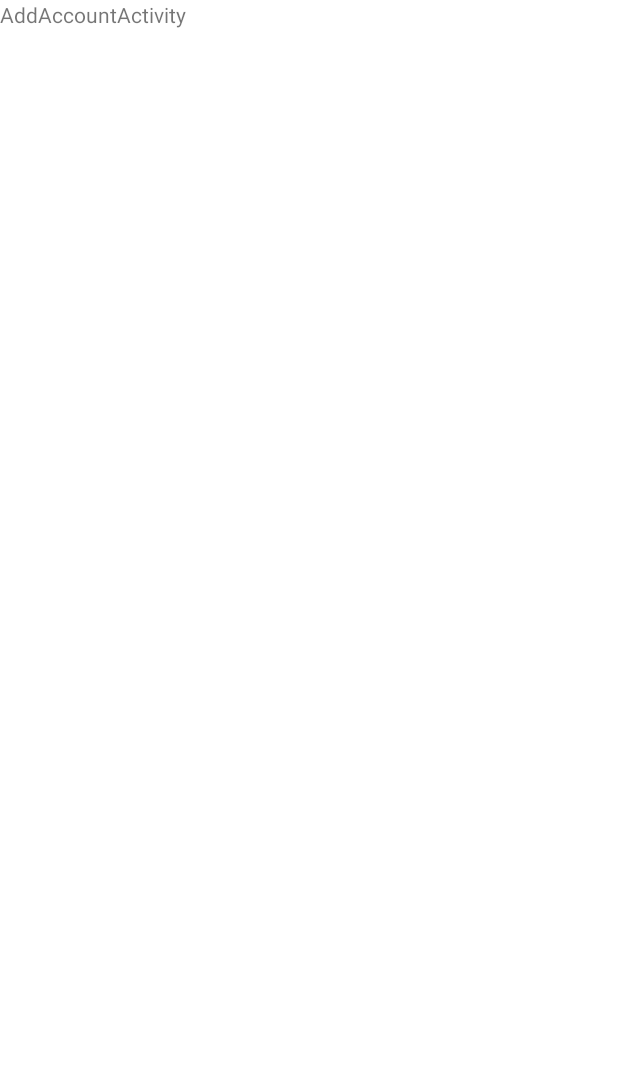
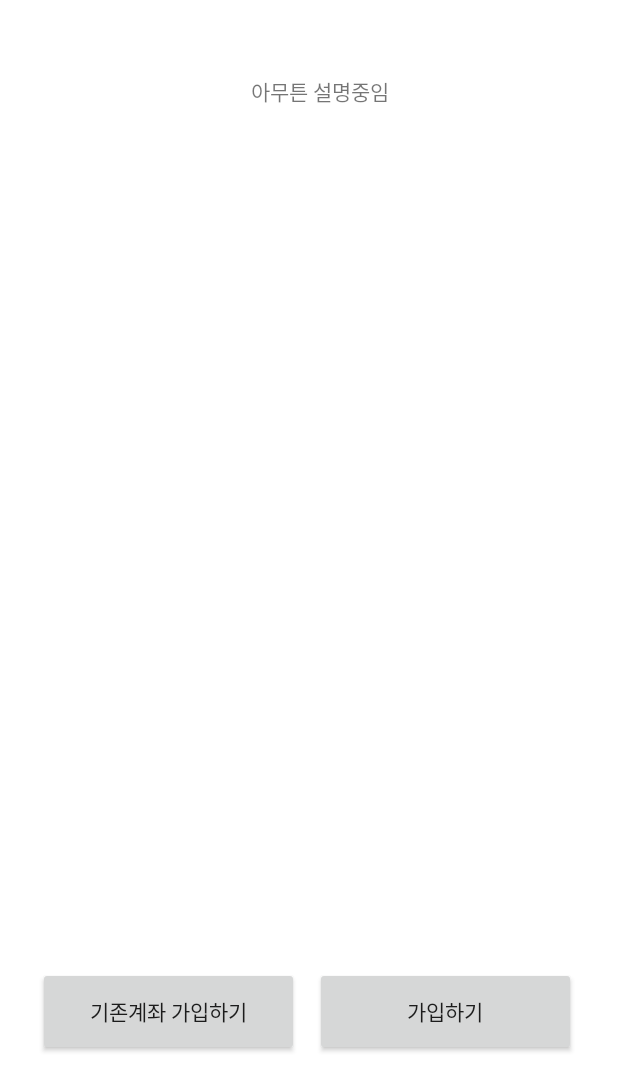
Before and after one commit to sseung416/DgswSol, an Android app: the AddAccountActivity screen opened directly, with no data from a screen before it, on a phone screen of 412 x 824 dp. Before the commit the part shown is almost empty. Shown: the top 1091 px of the screen. Run offline under Robolectric (Android 15) with nearby library versions, the phone set to English and light mode, and no system bars; our stand-ins replace data binding.

Commit message:
[Update] AddAccountFragment

```diff
--- /dev/null
+++ b/presenter/src/main/java/com/example/a2ndproject/view/fragment/AddAccount1Fragment.kt
@@ -0,0 +1,51 @@
+package com.example.a2ndproject.view.fragment
+
+import androidx.lifecycle.ViewModelProvider
+import android.os.Bundle
+import androidx.fragment.app.Fragment
+import android.view.LayoutInflater
+import android.view.View
+import android.view.ViewGroup
+import androidx.databinding.DataBindingUtil
+import androidx.navigation.NavController
+import androidx.navigation.fragment.findNavController
+import com.example.a2ndproject.R
+import com.example.a2ndproject.databinding.AddAccount1FragmentBinding
+
+class AddAccount1Fragment : Fragment() {
+
+    private val navController: NavController by lazy {
+        findNavController()
+    }
+
+    private lateinit var binding: AddAccount1FragmentBinding
+
+    override fun onCreateView(
+        inflater: LayoutInflater, container: ViewGroup?,
+        savedInstanceState: Bundle?
+    ): View? {
+        binding = DataBindingUtil.inflate(inflater, R.layout.add_account1_fragment, container, false)
+
+        return binding.root
+    }
+
+    override fun onViewCreated(view: View, savedInstanceState: Bundle?) {
+        super.onViewCreated(view, savedInstanceState)
+
+        binding.btnRegisterAddAccount1.setOnClickListener {
+            navigateToNewThisAccount()
+        }
+
+        binding.btnConnectAddAccount1.setOnClickListener {
+            navigateToConnectThisAccount()
+        }
+    }
+
+    private fun navigateToConnectThisAccount() {
+        navController.navigate(R.id.action_addAccount1Fragment_to_connectThisAccountFragment)
+    }
+
+    private fun navigateToNewThisAccount() {
+        navController.navigate(R.id.action_addAccount1Fragment_to_newThisAccountFragment)
+    }
+}
--- a/presenter/src/main/res/layout/activity_add_account.xml
+++ b/presenter/src/main/res/layout/activity_add_account.xml
@@ -1,16 +1,18 @@
 <?xml version="1.0" encoding="utf-8"?>
-<androidx.constraintlayout.widget.ConstraintLayout xmlns:android="http://schemas.android.com/apk/res/android"
+<LinearLayout xmlns:android="http://schemas.android.com/apk/res/android"
     xmlns:app="http://schemas.android.com/apk/res-auto"
     xmlns:tools="http://schemas.android.com/tools"
     android:layout_width="match_parent"
     android:layout_height="match_parent"
     tools:context=".view.activity.AddAccountActivity">
 
-    <TextView
-        android:id="@+id/textView"
-        android:layout_width="wrap_content"
-        android:layout_height="wrap_content"
-        android:text="AddAccountActivity"
-        app:layout_constraintStart_toStartOf="parent"
-        app:layout_constraintTop_toTopOf="parent" />
-</androidx.constraintlayout.widget.ConstraintLayout>
+    <androidx.fragment.app.FragmentContainerView
+        android:id="@+id/fragmentContainerView"
+        android:name="androidx.navigation.fragment.NavHostFragment"
+        android:layout_width="409dp"
+        android:layout_height="729dp"
+        app:defaultNavHost="true"
+        app:navGraph="@navigation/nav_graph_add_account"
+        tools:layout_editor_absoluteX="1dp"
+        tools:layout_editor_absoluteY="1dp" />
+</LinearLayout>
--- a/presenter/src/main/res/layout/activity_intro.xml
+++ b/presenter/src/main/res/layout/activity_intro.xml
@@ -17,5 +17,5 @@
         app:layout_constraintHorizontal_bias="1.0"
         app:layout_constraintStart_toStartOf="parent"
         app:layout_constraintTop_toTopOf="parent"
-        app:navGraph="@navigation/nav_intro" />
+        app:navGraph="@navigation/nav_graph_intro" />
 </androidx.constraintlayout.widget.ConstraintLayout>
--- /dev/null
+++ b/presenter/src/main/res/layout/add_account1_fragment.xml
@@ -0,0 +1,51 @@
+<?xml version="1.0" encoding="utf-8"?>
+<layout xmlns:android="http://schemas.android.com/apk/res/android"
+    xmlns:app="http://schemas.android.com/apk/res-auto"
+    xmlns:tools="http://schemas.android.com/tools"
+    tools:context=".view.fragment.AddAccount1Fragment">
+
+    <androidx.constraintlayout.widget.ConstraintLayout
+        android:layout_width="match_parent"
+        android:layout_height="match_parent"
+        android:padding="@dimen/layout_padding">
+
+        <LinearLayout
+            android:layout_width="0dp"
+            android:layout_height="80dp"
+            android:paddingBottom="10dp"
+            android:paddingEnd="10dp"
+            android:paddingStart="10dp"
+            android:orientation="horizontal"
+            app:layout_constraintBottom_toBottomOf="parent"
+            app:layout_constraintEnd_toEndOf="parent"
+            app:layout_constraintStart_toStartOf="parent">
+
+            <androidx.appcompat.widget.AppCompatButton
+                android:id="@+id/btn_connect_add_account_1"
+                android:layout_margin="5dp"
+                android:layout_width="match_parent"
+                android:layout_height="match_parent"
+                android:layout_weight="1"
+                android:text="기존계좌 가입하기" />
+
+            <androidx.appcompat.widget.AppCompatButton
+                android:id="@+id/btn_register_add_account_1"
+                android:layout_margin="5dp"
+                android:layout_width="match_parent"
+                android:layout_height="match_parent"
+                android:layout_weight="1"
+                android:text="@string/register" />
+        </LinearLayout>
+
+        <TextView
+            android:id="@+id/textView5"
+            android:layout_width="wrap_content"
+            android:layout_height="wrap_content"
+            android:layout_marginTop="40dp"
+            android:text="아무튼 설명중임"
+            app:layout_constraintEnd_toEndOf="parent"
+            app:layout_constraintHorizontal_bias="0.529"
+            app:layout_constraintStart_toStartOf="parent"
+            app:layout_constraintTop_toTopOf="parent" />
+    </androidx.constraintlayout.widget.ConstraintLayout>
+</layout>
--- /dev/null
+++ b/presenter/src/main/res/navigation/nav_graph_add_account.xml
@@ -0,0 +1,38 @@
+<?xml version="1.0" encoding="utf-8"?>
+<navigation xmlns:android="http://schemas.android.com/apk/res/android"
+    xmlns:app="http://schemas.android.com/apk/res-auto"
+    xmlns:tools="http://schemas.android.com/tools"
+    android:id="@+id/nav_graph_add_account"
+    app:startDestination="@id/addAccount1Fragment">
+
+    <fragment
+        android:id="@+id/addAccount1Fragment"
+        android:name="com.example.a2ndproject.view.fragment.AddAccount1Fragment"
+        android:label="add_account1_fragment"
+        tools:layout="@layout/add_account1_fragment" >
+        <action
+            android:id="@+id/action_addAccount1Fragment_to_connectThisAccountFragment"
+            app:destination="@id/connectThisAccountFragment" />
+        <action
+            android:id="@+id/action_addAccount1Fragment_to_newThisAccountFragment"
+            app:destination="@id/newThisAccountFragment" />
+    </fragment>
+    <fragment
+        android:id="@+id/connectThisAccountFragment"
+        android:name="com.example.a2ndproject.view.fragment.ConnectThisAccountFragment"
+        android:label="connect_this_account_fragment"
+        tools:layout="@layout/connect_this_account_fragment" >
+        <action
+            android:id="@+id/action_connectThisAccountFragment_to_addAccount1Fragment"
+            app:destination="@id/addAccount1Fragment" />
+    </fragment>
+    <fragment
+        android:id="@+id/newThisAccountFragment"
+        android:name="com.example.a2ndproject.view.fragment.NewThisAccountFragment"
+        android:label="new_this_account_fragment"
+        tools:layout="@layout/new_this_account_fragment" >
+        <action
+            android:id="@+id/action_newThisAccountFragment_to_addAccount1Fragment"
+            app:destination="@id/addAccount1Fragment" />
+    </fragment>
+</navigation>
--- a/presenter/src/main/res/values/strings.xml
+++ b/presenter/src/main/res/values/strings.xml
@@ -10,4 +10,5 @@
     <string name="input_info">정보를 입력해주세요.</string>
     <string name="check">확인</string>
     <string name="delete">삭제</string>
+    <string name="register">가입하기</string>
 </resources>
```
Also changed, not shown: presenter/src/main/java/com/example/a2ndproject/view/fragment/ConnectThisAccountFragment.kt (added, +23 -0 lines), presenter/src/main/java/com/example/a2ndproject/view/fragment/NewThisAccountFragment.kt (added, +24 -0 lines), presenter/src/main/res/layout/connect_this_account_fragment.xml (added, +13 -0 lines), presenter/src/main/res/layout/new_this_account_fragment.xml (added, +13 -0 lines), presenter/src/main/res/navigation/nav_graph_intro.xml (renamed from presenter/src/main/res/navigation/nav_intro.xml).
